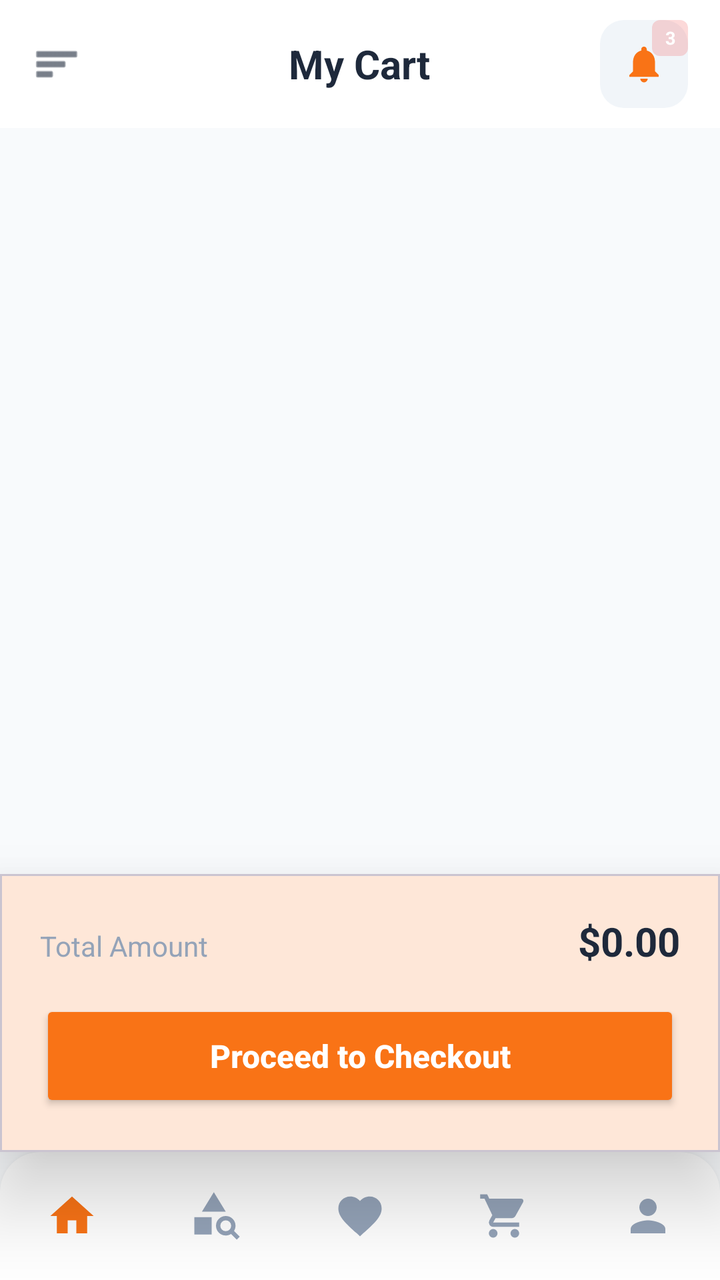
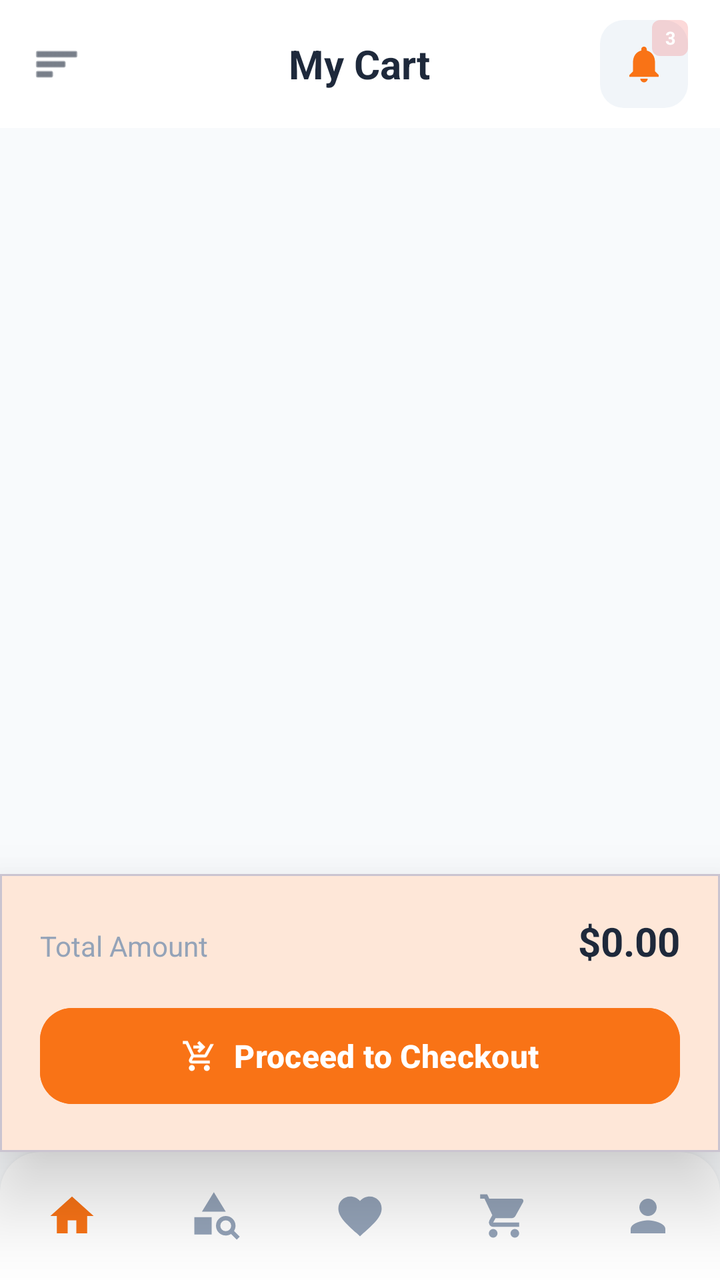

Compare the two renders of this Android layout. The source of the first and the diff that turns it into the second are given below.
<!-- AndroidManifest.xml: application theme Theme.BeckieDealApp -->
<!-- res/layout/activity_cart.xml -->
<?xml version="1.0" encoding="utf-8"?>
<androidx.drawerlayout.widget.DrawerLayout
    xmlns:android="http://schemas.android.com/apk/res/android"
    xmlns:app="http://schemas.android.com/apk/res-auto"
    xmlns:tools="http://schemas.android.com/tools"
    android:id="@+id/drawerLayout"
    android:layout_width="match_parent"
    android:layout_height="match_parent"
    android:fitsSystemWindows="true"
    tools:context=".CartActivity">

<androidx.constraintlayout.widget.ConstraintLayout
    android:layout_width="match_parent"
    android:layout_height="match_parent"
    android:background="@color/background">

    
    <com.google.android.material.appbar.MaterialToolbar
        android:id="@+id/topAppBar"
        android:layout_width="match_parent"
        android:layout_height="@dimen/toolbar_height"
        android:background="@color/surface"
        android:elevation="0dp"
        app:contentInsetStart="0dp"
        app:layout_constraintTop_toTopOf="parent">

        <RelativeLayout
            android:layout_width="match_parent"
            android:layout_height="match_parent"
            android:paddingHorizontal="16dp">

            <ImageView
                android:id="@+id/menuIcon"
                android:layout_width="44dp"
                android:layout_height="44dp"
                android:padding="10dp"
                android:layout_alignParentStart="true"
                android:layout_centerVertical="true"
                android:layout_marginStart="-10dp"
                android:clickable="true"
                android:focusable="true"
                android:background="?attr/selectableItemBackgroundBorderless"
                android:src="@android:drawable/ic_menu_sort_by_size"
                app:tint="@color/text_primary" />

            <TextView
                android:layout_width="wrap_content"
                android:layout_height="wrap_content"
                android:layout_centerInParent="true"
                android:text="My Cart"
                android:textColor="@color/text_primary"
                android:textSize="20sp"
                android:textStyle="bold" />

            <RelativeLayout
                android:id="@+id/notificationContainer"
                android:layout_width="44dp"
                android:layout_height="44dp"
                android:layout_alignParentEnd="true"
                android:layout_centerVertical="true"
                android:background="@drawable/form_field_background">

                <ImageView
                    android:id="@+id/notificationIcon"
                    android:layout_width="22dp"
                    android:layout_height="22dp"
                    android:layout_centerInParent="true"
                    android:src="@drawable/ic_notifications"
                    app:tint="@color/primary" />

                <TextView
                    android:id="@+id/notificationBadge"
                    android:layout_width="18dp"
                    android:layout_height="18dp"
                    android:layout_alignParentEnd="true"
                    android:layout_alignParentTop="true"
                    android:background="@drawable/badge_pill"
                    android:backgroundTint="@color/red_error"
                    android:gravity="center"
                    android:text="3"
                    android:textColor="@color/white_fixed"
                    android:textSize="9sp"
                    android:textStyle="bold"
                    android:visibility="visible" />

            </RelativeLayout>

        </RelativeLayout>

    </com.google.android.material.appbar.MaterialToolbar>

    <androidx.core.widget.NestedScrollView
        android:layout_width="match_parent"
        android:layout_height="0dp"
        android:fillViewport="true"
        app:layout_constraintTop_toBottomOf="@id/topAppBar"
        app:layout_constraintBottom_toTopOf="@id/checkoutSection">

        <LinearLayout
            android:layout_width="match_parent"
            android:layout_height="wrap_content"
            android:orientation="vertical"
            android:padding="16dp">

            
            <LinearLayout
                android:id="@+id/emptyState"
                android:layout_width="match_parent"
                android:layout_height="match_parent"
                android:gravity="center"
                android:orientation="vertical"
                android:visibility="gone">

                <ImageView
                    android:layout_width="120dp"
                    android:layout_height="120dp"
                    android:src="@drawable/shopping_cart_24"
                    app:tint="@color/text_muted" />

                <TextView
                    android:layout_width="wrap_content"
                    android:layout_height="wrap_content"
                    android:layout_marginTop="24dp"
                    android:text="Your cart is empty"
                    android:textColor="@color/text_primary"
                    android:textSize="20sp"
                    android:textStyle="bold" />

                <TextView
                    android:layout_width="wrap_content"
                    android:layout_height="wrap_content"
                    android:layout_marginTop="8dp"
                    android:text="Looks like you haven't added anything yet."
                    android:textColor="@color/text_muted"
                    android:textSize="14sp" />

                <Button
                    android:id="@+id/startShoppingButton"
                    android:layout_width="wrap_content"
                    android:layout_height="wrap_content"
                    android:layout_marginTop="24dp"
                    android:text="Start Shopping"
                    android:textAllCaps="false"
                    app:cornerRadius="12dp"
                    android:backgroundTint="@color/primary"/>
            </LinearLayout>

            
            <LinearLayout
                android:id="@+id/cartItemsList"
                android:layout_width="match_parent"
                android:layout_height="wrap_content"
                android:orientation="vertical" />

        </LinearLayout>
    </androidx.core.widget.NestedScrollView>

    
    <com.google.android.material.card.MaterialCardView
        android:id="@+id/checkoutSection"
        android:layout_width="match_parent"
        android:layout_height="wrap_content"
        app:cardElevation="24dp"
        app:cardCornerRadius="0dp"
        app:cardBackgroundColor="@color/surface"
        app:layout_constraintBottom_toTopOf="@id/bottomNavGlassHost">

        <LinearLayout
            android:layout_width="match_parent"
            android:layout_height="wrap_content"
            android:orientation="vertical"
            android:padding="20dp">

            <LinearLayout
                android:layout_width="match_parent"
                android:layout_height="wrap_content"
                android:orientation="horizontal"
                android:layout_marginBottom="16dp">
                <TextView
                    android:layout_width="0dp"
                    android:layout_height="wrap_content"
                    android:layout_weight="1"
                    android:text="Total Amount"
                    android:textColor="@color/text_muted"
                    android:textSize="14sp" />
                <TextView
                    android:id="@+id/totalPriceText"
                    android:layout_width="wrap_content"
                    android:layout_height="wrap_content"
                    android:text="$0.00"
                    android:textColor="@color/text_primary"
                    android:textSize="20sp"
                    android:textStyle="bold" />
            </LinearLayout>

            <Button
                android:id="@+id/checkoutButton"
                android:layout_width="match_parent"
                android:layout_height="56dp"
                android:backgroundTint="@color/primary"
                android:text="Proceed to Checkout"
                android:textAllCaps="false"
                android:textColor="@color/white_fixed"
                android:textSize="16sp"
                android:textStyle="bold"
                app:cornerRadius="16dp" />

        </LinearLayout>
    </com.google.android.material.card.MaterialCardView>

    
    <include layout="@layout/layout_bottom_nav" />

</androidx.constraintlayout.widget.ConstraintLayout>

<include layout="@layout/layout_drawer" />

</androidx.drawerlayout.widget.DrawerLayout>
<!-- res/layout/layout_bottom_nav.xml (included above) -->
<?xml version="1.0" encoding="utf-8"?>
<FrameLayout
    xmlns:android="http://schemas.android.com/apk/res/android"
    xmlns:app="http://schemas.android.com/apk/res-auto"
    android:id="@+id/bottomNavGlassHost"
    android:layout_width="0dp"
    android:layout_height="wrap_content"
    android:layout_marginStart="@dimen/bottom_nav_side_margin"
    android:layout_marginEnd="@dimen/bottom_nav_side_margin"
    android:layout_marginBottom="@dimen/bottom_nav_bottom_margin"
    android:background="@drawable/bottom_nav_glass_bg"
    android:clipToOutline="true"
    android:elevation="4dp"
    app:layout_constraintBottom_toBottomOf="parent"
    app:layout_constraintStart_toStartOf="parent"
    app:layout_constraintEnd_toEndOf="parent">

    <com.google.android.material.bottomnavigation.BottomNavigationView
        android:id="@+id/bottomNavigation"
        android:layout_width="match_parent"
        android:layout_height="64dp"
        android:background="@android:color/transparent"
        app:backgroundTint="@android:color/transparent"
        app:elevation="0dp"
        app:labelVisibilityMode="unlabeled"
        app:itemIconSize="26dp"
        app:itemRippleColor="@color/nav_indicator_fill"
        app:itemActiveIndicatorStyle="@style/Widget.App.BottomNav.ActiveIndicator"
        app:itemTextColor="@color/bottom_nav_color"
        app:itemIconTint="@color/bottom_nav_color"
        app:menu="@menu/bottom_nav_menu" />

</FrameLayout>
<!-- res/layout/layout_drawer.xml (included above) -->
<?xml version="1.0" encoding="utf-8"?>
<LinearLayout
    xmlns:android="http://schemas.android.com/apk/res/android"
    xmlns:app="http://schemas.android.com/apk/res-auto"
    android:id="@+id/drawerPanel"
    android:layout_width="300dp"
    android:layout_height="match_parent"
    android:layout_gravity="start"
    android:background="@color/surface"
    android:orientation="vertical"
    android:fitsSystemWindows="true">

    
    <LinearLayout
        android:layout_width="match_parent"
        android:layout_height="wrap_content"
        android:background="@drawable/hero_gradient"
        android:orientation="vertical"
        android:paddingStart="20dp"
        android:paddingEnd="20dp"
        android:paddingTop="48dp"
        android:paddingBottom="24dp">

        
        <LinearLayout
            android:layout_width="60dp"
            android:layout_height="60dp"
            android:background="@drawable/about_icon_circle_bg"
            android:gravity="center">
            <ImageView
                android:id="@+id/drawerAvatar"
                android:layout_width="32dp"
                android:layout_height="32dp"
                android:src="@drawable/ic_person"
                android:contentDescription="User avatar"
                app:tint="@color/white_fixed" />
        </LinearLayout>

        <TextView
            android:id="@+id/drawerUserName"
            android:layout_width="wrap_content"
            android:layout_height="wrap_content"
            android:layout_marginTop="10dp"
            android:text="Guest User"
            android:textColor="@color/white_fixed"
            android:textSize="17sp"
            android:textStyle="bold" />

        <TextView
            android:id="@+id/drawerUserEmail"
            android:layout_width="wrap_content"
            android:layout_height="wrap_content"
            android:layout_marginTop="2dp"
            android:text="Sign in to your account"
            android:textColor="#CCFFFFFF"
            android:textSize="12sp" />

    </LinearLayout>

    
    <ScrollView
        android:layout_width="match_parent"
        android:layout_height="0dp"
        android:layout_weight="1"
        android:scrollbars="none"
        android:paddingTop="8dp"
        android:paddingBottom="8dp">

        <LinearLayout
            android:layout_width="match_parent"
            android:layout_height="wrap_content"
            android:orientation="vertical"
            android:paddingHorizontal="12dp">

            
            <LinearLayout
                android:id="@+id/drawerHome"
                android:layout_width="match_parent"
                android:layout_height="52dp"
                android:background="@drawable/drawer_item_bg"
                android:clickable="true"
                android:focusable="true"
                android:gravity="center_vertical"
                android:orientation="horizontal"
                android:paddingHorizontal="12dp">
                <ImageView
                    android:layout_width="22dp"
                    android:layout_height="22dp"
                    android:src="@drawable/ic_home"
                    android:contentDescription="Home"
                    app:tint="@color/primary" />
                <TextView
                    android:layout_width="0dp"
                    android:layout_height="wrap_content"
                    android:layout_weight="1"
                    android:layout_marginStart="14dp"
                    android:text="Home"
                    android:textColor="@color/text_primary"
                    android:textSize="15sp" />
            </LinearLayout>

            
            <LinearLayout
                android:id="@+id/drawerCategories"
                android:layout_width="match_parent"
                android:layout_height="52dp"
                android:background="@drawable/drawer_item_bg"
                android:clickable="true"
                android:focusable="true"
                android:gravity="center_vertical"
                android:orientation="horizontal"
                android:paddingHorizontal="12dp">
                <ImageView
                    android:layout_width="22dp"
                    android:layout_height="22dp"
                    android:src="@drawable/category_search_24"
                    android:contentDescription="Categories"
                    app:tint="@color/primary" />
                <TextView
                    android:layout_width="0dp"
                    android:layout_height="wrap_content"
                    android:layout_weight="1"
                    android:layout_marginStart="14dp"
                    android:text="Categories"
                    android:textColor="@color/text_primary"
                    android:textSize="15sp" />
            </LinearLayout>

            
            <LinearLayout
                android:id="@+id/drawerOrders"
                android:layout_width="match_parent"
                android:layout_height="52dp"
                android:background="@drawable/drawer_item_bg"
                android:clickable="true"
                android:focusable="true"
                android:gravity="center_vertical"
                android:orientation="horizontal"
                android:paddingHorizontal="12dp">
                <ImageView
                    android:layout_width="22dp"
                    android:layout_height="22dp"
                    android:src="@drawable/ic_orders"
                    android:contentDescription="My Orders"
                    app:tint="@color/primary" />
                <TextView
                    android:layout_width="0dp"
                    android:layout_height="wrap_content"
                    android:layout_weight="1"
                    android:layout_marginStart="14dp"
                    android:text="My Orders"
                    android:textColor="@color/text_primary"
                    android:textSize="15sp" />
            </LinearLayout>

            
            <LinearLayout
                android:id="@+id/drawerFavorites"
                android:layout_width="match_parent"
                android:layout_height="52dp"
                android:background="@drawable/drawer_item_bg"
                android:clickable="true"
                android:focusable="true"
                android:gravity="center_vertical"
                android:orientation="horizontal"
                android:paddingHorizontal="12dp">
                <ImageView
                    android:layout_width="22dp"
                    android:layout_height="22dp"
                    android:src="@drawable/ic_favorite"
                    android:contentDescription="Favorites"
                    app:tint="@color/primary" />
                <TextView
                    android:layout_width="0dp"
                    android:layout_height="wrap_content"
                    android:layout_weight="1"
                    android:layout_marginStart="14dp"
                    android:text="Favorites"
                    android:textColor="@color/text_primary"
                    android:textSize="15sp" />
                
                <TextView
                    android:id="@+id/drawerFavBadge"
                    android:layout_width="22dp"
                    android:layout_height="22dp"
                    android:background="@drawable/badge_pill"
                    android:backgroundTint="@color/red_error"
                    android:gravity="center"
                    android:text="0"
                    android:textColor="@color/white_fixed"
                    android:textSize="10sp"
                    android:textStyle="bold"
                    android:visibility="gone" />
            </LinearLayout>

            
            <View
                android:layout_width="match_parent"
                android:layout_height="1dp"
                android:layout_marginVertical="8dp"
                android:background="@color/border_color" />

            
            <LinearLayout
                android:id="@+id/drawerNotifications"
                android:layout_width="match_parent"
                android:layout_height="52dp"
                android:background="@drawable/drawer_item_bg"
                android:clickable="true"
                android:focusable="true"
                android:gravity="center_vertical"
                android:orientation="horizontal"
                android:paddingHorizontal="12dp">
                <ImageView
                    android:layout_width="22dp"
                    android:layout_height="22dp"
                    android:src="@drawable/ic_notifications"
                    android:contentDescription="Notifications"
                    app:tint="@color/text_secondary" />
                <TextView
                    android:layout_width="0dp"
                    android:layout_height="wrap_content"
                    android:layout_weight="1"
                    android:layout_marginStart="14dp"
                    android:text="Notifications"
                    android:textColor="@color/text_primary"
                    android:textSize="15sp" />
            </LinearLayout>

            
            <LinearLayout
                android:id="@+id/drawerDarkMode"
                android:layout_width="match_parent"
                android:layout_height="52dp"
                android:background="@drawable/drawer_item_bg"
                android:clickable="true"
                android:focusable="true"
                android:gravity="center_vertical"
                android:orientation="horizontal"
                android:paddingHorizontal="12dp">
                <ImageView
                    android:layout_width="22dp"
                    android:layout_height="22dp"
                    android:src="@drawable/ic_dark_mode"
                    android:contentDescription="Dark Mode"
                    app:tint="@color/text_secondary" />
                <TextView
                    android:layout_width="0dp"
                    android:layout_height="wrap_content"
                    android:layout_weight="1"
                    android:layout_marginStart="14dp"
                    android:text="Dark Mode"
                    android:textColor="@color/text_primary"
                    android:textSize="15sp" />
                <com.google.android.material.materialswitch.MaterialSwitch
                    android:id="@+id/drawerDarkModeSwitch"
                    android:layout_width="wrap_content"
                    android:layout_height="wrap_content"
                    android:checked="false" />
            </LinearLayout>

            
            <LinearLayout
                android:id="@+id/drawerLanguage"
                android:layout_width="match_parent"
                android:layout_height="52dp"
                android:background="@drawable/drawer_item_bg"
                android:clickable="true"
                android:focusable="true"
                android:gravity="center_vertical"
                android:orientation="horizontal"
                android:paddingHorizontal="12dp">
                <ImageView
                    android:layout_width="22dp"
                    android:layout_height="22dp"
                    android:src="@drawable/ic_language"
                    android:contentDescription="Language"
                    app:tint="@color/text_secondary" />
                <TextView
                    android:layout_width="0dp"
                    android:layout_height="wrap_content"
                    android:layout_weight="1"
                    android:layout_marginStart="14dp"
                    android:text="Language"
                    android:textColor="@color/text_primary"
                    android:textSize="15sp" />
                <TextView
                    android:id="@+id/drawerLanguageValue"
                    android:layout_width="wrap_content"
                    android:layout_height="wrap_content"
                    android:text="English"
                    android:textColor="@color/text_secondary"
                    android:textSize="13sp" />
            </LinearLayout>

            
            <View
                android:layout_width="match_parent"
                android:layout_height="1dp"
                android:layout_marginVertical="8dp"
                android:background="@color/border_color" />

            
            <LinearLayout
                android:id="@+id/drawerAbout"
                android:layout_width="match_parent"
                android:layout_height="52dp"
                android:background="@drawable/drawer_item_bg"
                android:clickable="true"
                android:focusable="true"
                android:gravity="center_vertical"
                android:orientation="horizontal"
                android:paddingHorizontal="12dp">
                <ImageView
                    android:layout_width="22dp"
                    android:layout_height="22dp"
                    android:src="@drawable/ic_info"
                    android:contentDescription="About Us"
                    app:tint="@color/text_secondary" />
                <TextView
                    android:layout_width="0dp"
                    android:layout_height="wrap_content"
                    android:layout_weight="1"
                    android:layout_marginStart="14dp"
                    android:text="About Us"
                    android:textColor="@color/text_primary"
                    android:textSize="15sp" />
            </LinearLayout>

            
            <LinearLayout
                android:id="@+id/drawerLogin"
                android:layout_width="match_parent"
                android:layout_height="52dp"
                android:background="@drawable/drawer_item_bg"
                android:clickable="true"
                android:focusable="true"
                android:gravity="center_vertical"
                android:orientation="horizontal"
                android:paddingHorizontal="12dp">
                <ImageView
                    android:id="@+id/drawerLoginIcon"
                    android:layout_width="22dp"
                    android:layout_height="22dp"
                    android:src="@drawable/ic_account"
                    android:contentDescription="Login"
                    app:tint="@color/text_secondary" />
                <TextView
                    android:id="@+id/drawerLoginLabel"
                    android:layout_width="0dp"
                    android:layout_height="wrap_content"
                    android:layout_weight="1"
                    android:layout_marginStart="14dp"
                    android:text="Login / Register"
                    android:textColor="@color/text_primary"
                    android:textSize="15sp" />
            </LinearLayout>

        </LinearLayout>
    </ScrollView>

    
    <TextView
        android:layout_width="match_parent"
        android:layout_height="40dp"
        android:gravity="center"
        android:text="TechStore v1.0"
        android:textColor="@color/text_muted"
        android:textSize="11sp" />

</LinearLayout>
<!-- resources referenced by this layout -->
<resources>
  <color name="background">#F8FAFC</color>
  <color name="border_color">#E2E8F0</color>
  <color name="nav_indicator_fill">#FFF1EB</color>
  <color name="primary">#F97316</color>
  <color name="red_error">#EF4444</color>
  <color name="surface">#FFFFFF</color>
  <color name="text_muted">#94A3B8</color>
  <color name="text_primary">#1E293B</color>
  <color name="text_secondary">#64748B</color>
  <color name="white_fixed">#FFFFFF</color>
  <dimen name="bottom_nav_bottom_margin">0dp</dimen>
  <dimen name="bottom_nav_side_margin">0dp</dimen>
  <dimen name="toolbar_height">64dp</dimen>
  <!-- drawable about_icon_circle_bg (drawable) -->
  <?xml version="1.0" encoding="utf-8"?>
  <shape xmlns:android="http://schemas.android.com/apk/res/android"
      android:shape="oval">
      <solid android:color="@color/primary" />
  </shape>
  <!-- drawable badge_pill (drawable) -->
  <?xml version="1.0" encoding="utf-8"?>
  <shape xmlns:android="http://schemas.android.com/apk/res/android">
      <solid android:color="#33FFFFFF" />
      <corners android:radius="4dp" />
  </shape>
  <!-- drawable form_field_background (drawable) -->
  <?xml version="1.0" encoding="utf-8"?>
  <shape xmlns:android="http://schemas.android.com/apk/res/android">
      <solid android:color="@color/input_background" />
      <corners android:radius="12dp" />
  </shape>
  <!-- drawable hero_gradient (drawable) -->
  <?xml version="1.0" encoding="utf-8"?>
  <shape xmlns:android="http://schemas.android.com/apk/res/android">
      <gradient
          android:angle="135"
          android:startColor="#F59E0B"
          android:endColor="#F97316"
          android:type="linear" />
  </shape>
  <!-- drawable ic_home (drawable) -->
  <vector xmlns:android="http://schemas.android.com/apk/res/android"
      android:width="24dp"
      android:height="24dp"
      android:viewportWidth="24"
      android:viewportHeight="24">
      <path
          android:fillColor="@android:color/white"
          android:pathData="M10,20v-6h4v6h5v-8h3L12,3 2,12h3v8z" />
  </vector>
  <style name="Widget.App.BottomNav.ActiveIndicator" parent="Widget.Material3.BottomNavigationView.ActiveIndicator">
          <item name="android:color">@color/nav_indicator_fill</item>
          <item name="android:width">52dp</item>
          <item name="android:height">40dp</item>
          <item name="shapeAppearance">@style/ShapeAppearance.App.BottomNav.ActiveIndicator</item>
      </style>
  <style name="Theme.BeckieDealApp" parent="Base.Theme.BeckieDealApp" />
  <color name="nav_surface">#FFFFFF</color>
  <color name="input_background">#F1F5F9</color>
  <style name="ShapeAppearance.App.BottomNav.ActiveIndicator" parent="">
          <item name="cornerFamily">rounded</item>
          <item name="cornerSize">50%</item>
      </style>
  <color name="on_primary">#FFFFFF</color>
  <color name="primary_container">#F97316</color>
  <color name="on_primary_container">#582200</color>
  <color name="on_surface">#251913</color>
  <!-- unchanged entries left out for length: 14 -->
</resources>

<!-- the commit's change to res/layout/activity_cart.xml (unified diff, before → after) -->
@@ -193,7 +193,7 @@
                     android:textStyle="bold" />
             </LinearLayout>
 
-            <Button
+            <com.google.android.material.button.MaterialButton
                 android:id="@+id/checkoutButton"
                 android:layout_width="match_parent"
                 android:layout_height="56dp"
@@ -203,6 +203,10 @@
                 android:textColor="@color/white_fixed"
                 android:textSize="16sp"
                 android:textStyle="bold"
+                app:icon="@drawable/shopping_cart_checkout_24"
+                app:iconTint="@color/white_fixed"
+                app:iconGravity="textStart"
+                app:iconPadding="8dp"
                 app:cornerRadius="16dp" />
 
         </LinearLayout>
<!-- resource entries referenced after the edit -->
@@ -50,6 +50,16 @@
           android:fillColor="@android:color/white"
           android:pathData="M10,20v-6h4v6h5v-8h3L12,3 2,12h3v8z" />
   </vector>
+  <!-- drawable shopping_cart_checkout_24 (drawable) -->
+  <vector xmlns:android="http://schemas.android.com/apk/res/android"
+      android:width="24dp"
+      android:height="24dp"
+      android:viewportWidth="24"
+      android:viewportHeight="24">
+      <path
+          android:fillColor="@android:color/white"
+          android:pathData="M12,10l-1.4,-1.4L12.175,7H8V5h4.175l-1.6,-1.6L12,2l4,4l-4,4ZM7,22q-0.825,0 -1.413,-0.588T5,20q0,-0.825 0.588,-1.413T7,18q0.825,0 1.413,0.588T9,20q0,0.825 -0.588,1.413T7,22ZM17,22q-0.825,0 -1.413,-0.588T15,20q0,-0.825 0.588,-1.413T17,18q0.825,0 1.413,0.588T19,20q0,0.825 -0.588,1.413T17,22ZM1,4V2h3.275l4.25,9h7l3.9,-7H21.7l-4.4,7.95q-0.275,0.5 -0.738,0.775T15.55,13H8.1L7,15h12v2H7q-1.125,0 -1.713,-0.975T5.25,14.05L6.6,11.6L3,4H1Z" />
+  </vector>
   <style name="Widget.App.BottomNav.ActiveIndicator" parent="Widget.Material3.BottomNavigationView.ActiveIndicator">
           <item name="android:color">@color/nav_indicator_fill</item>
           <item name="android:width">52dp</item>
